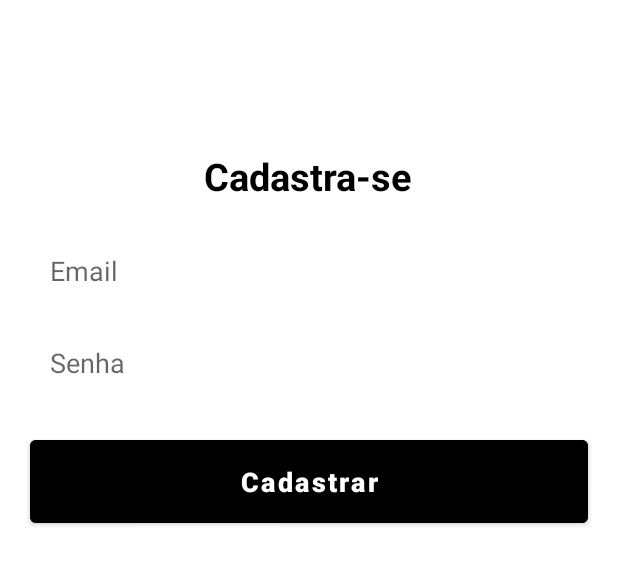
After one commit to Rodrigo-Sarmento/EmDiabetes, an Android app: the layout activity_form_cadastro.xml on its own in the app's theme, with its tools: preview values and no code run, on a phone screen of 412 x 824 dp. The commit adds this screen. Shown: the top 565 px of the screen. Run offline under Robolectric (Android 15) with nearby library versions, the phone set to English and light mode, and no system bars.

Commit message:
autenticação

```diff
--- a/app/build.gradle
+++ b/app/build.gradle
@@ -30,11 +30,16 @@ android {
     kotlinOptions {
         jvmTarget = '1.8'
     }
+
+    viewBinding {
+        enabled true
+    }
 }
 
 dependencies {
     implementation platform('com.google.firebase:firebase-bom:30.3.2')
     implementation 'com.google.firebase:firebase-analytics-ktx'
+    implementation 'com.google.firebase:firebase-auth-ktx'
 
     implementation 'androidx.core:core-ktx:1.7.0'
     implementation 'androidx.appcompat:appcompat:1.5.0'
--- a/app/src/main/AndroidManifest.xml
+++ b/app/src/main/AndroidManifest.xml
@@ -15,6 +15,9 @@
         tools:targetApi="31">
         <activity
             android:name=".MainActivity"
+            android:exported="false" />
+        <activity
+            android:name=".FormCadastro"
             android:exported="true">
             <intent-filter>
                 <action android:name="android.intent.action.MAIN" />
--- /dev/null
+++ b/app/src/main/res/layout/activity_form_cadastro.xml
@@ -0,0 +1,69 @@
+<?xml version="1.0" encoding="utf-8"?>
+<androidx.core.widget.NestedScrollView
+    android:layout_width="match_parent"
+    android:layout_height="match_parent"
+    android:fillViewport="true"
+    xmlns:android="http://schemas.android.com/apk/res/android">
+    <LinearLayout
+        xmlns:tools="http://schemas.android.com/tools"
+        android:layout_width="match_parent"
+        android:layout_height="match_parent"
+        android:orientation="vertical"
+        android:background="@color/white"
+        tools:context=".view.formcadastro.FormCadastro">
+
+        <TextView
+            android:layout_width="wrap_content"
+            android:layout_height="wrap_content"
+            android:text="@string/titulo_form_cadastro"
+            android:textSize="25sp"
+            android:textColor="@color/black"
+            android:textStyle="bold"
+            android:layout_gravity="center"
+            android:layout_marginTop="100dp"
+            />
+
+        <EditText
+            android:id="@+id/edit_email"
+            android:layout_width="match_parent"
+            android:layout_height="wrap_content"
+            android:hint="@string/hint_email"
+            android:background="@color/white"
+            android:padding="13dp"
+            android:maxLines="1"
+            android:inputType="textEmailAddress"
+            android:layout_marginStart="20dp"
+            android:layout_marginEnd="20dp"
+            android:layout_marginTop="20dp"
+            />
+
+        <EditText
+            android:id="@+id/edit_senha"
+            android:layout_width="match_parent"
+            android:layout_height="wrap_content"
+            android:hint="@string/hint_senha"
+            android:background="@color/white"
+            android:padding="13dp"
+            android:maxLines="1"
+            android:inputType="numberPassword"
+            android:layout_marginStart="20dp"
+            android:layout_marginEnd="20dp"
+            android:layout_marginTop="10dp"
+            />
+
+        <Button
+            android:id="@+id/bt_cadastrar"
+            android:layout_width="match_parent"
+            android:layout_height="wrap_content"
+            android:text="@string/texto_botao_cadastrar"
+            android:textSize="18sp"
+            android:textColor="@color/white"
+            android:textStyle="bold"
+            android:textAllCaps="false"
+            android:padding="15dp"
+            android:backgroundTint="@color/black"
+            android:layout_margin="20dp"
+            />
+
+    </LinearLayout>
+</androidx.core.widget.NestedScrollView>
--- a/app/src/main/res/values/strings.xml
+++ b/app/src/main/res/values/strings.xml
@@ -1,3 +1,11 @@
 <resources>
     <string name="app_name">EmDiabetes</string>
+    <string name="titulo_form_cadastro">Cadastra-se</string>
+    <string name="titulo_form_login">Login do usuário</string>
+    <string name="hint_email">Email</string>
+    <string name="hint_senha">Senha</string>
+    <string name="texto_botao_cadastrar">Cadastrar</string>
+    <string name="texto_botao_entrar">Entrar</string>
+    <string name="texto_botao_deslogar">Deslogar</string>
+    <string name="texto_tela_cadastro">Cadastra-se</string>
 </resources>
```
Also changed, not shown: app/src/main/java/com/digo/emdiabetes/FormCadastro.kt (added, +58 -0 lines).
